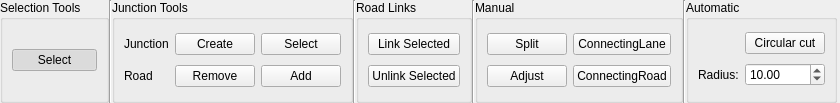
The window that src/OpenCOVER/DrivingSim/oddlot/src/gui/tools/JunctionRibbon.ui (hlrs-vis/covise) describes before a commit, drawn with Qt 5.
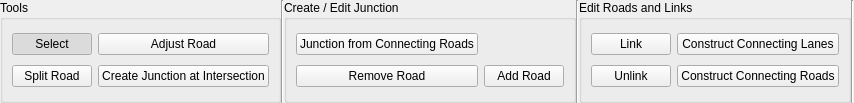
The same window after the commit.

Commit message: ODDLOT: Remember project editor state, popup dialog box for parameter input (road link editor, type editor, track editor, lane editor, junction editor covered), bug fixes

```diff
--- a/src/OpenCOVER/DrivingSim/oddlot/src/gui/tools/JunctionRibbon.ui
+++ b/src/OpenCOVER/DrivingSim/oddlot/src/gui/tools/JunctionRibbon.ui
@@ -38,9 +38,39 @@
    <item>
     <widget class="QGroupBox" name="selectionBox">
      <property name="title">
-      <string>Selection Tools</string>
+      <string>Tools</string>
      </property>
      <layout class="QGridLayout" name="gridLayout_6">
+      <item row="2" column="1">
+       <widget class="QPushButton" name="cuttingCircle">
+        <property name="text">
+         <string>Create Junction at Intersection</string>
+        </property>
+        <property name="checkable">
+         <bool>true</bool>
+        </property>
+       </widget>
+      </item>
+      <item row="1" column="1">
+       <widget class="QPushButton" name="adjust">
+        <property name="text">
+         <string>Adjust Road</string>
+        </property>
+        <property name="checkable">
+         <bool>true</bool>
+        </property>
+       </widget>
+      </item>
+      <item row="2" column="0">
+       <widget class="QPushButton" name="split">
+        <property name="text">
+         <string>Split Road</string>
+        </property>
+        <property name="checkable">
+         <bool>true</bool>
+        </property>
+       </widget>
+      </item>
       <item row="1" column="0">
        <widget class="QPushButton" name="select">
         <property name="text">
@@ -67,60 +97,36 @@
    <item>
     <widget class="QGroupBox" name="crossfallBox">
      <property name="title">
-      <string>Junction Tools</string>
+      <string>Create / Edit Junction</string>
      </property>
      <layout class="QGridLayout" name="gridLayout_3">
       <item row="0" column="0">
-       <widget class="QLabel" name="label_2">
-        <property name="text">
-         <string>Junction</string>
-        </property>
-       </widget>
-      </item>
-      <item row="0" column="1">
        <widget class="QPushButton" name="junctionCreate">
         <property name="toolTip">
          <string extracomment="create Junction from selected elements"/>
         </property>
         <property name="text">
-         <string>Create</string>
+         <string>Junction from Connecting Roads</string>
         </property>
         <property name="checkable">
          <bool>true</bool>
         </property>
        </widget>
       </item>
-      <item row="0" column="2">
-       <widget class="QPushButton" name="junctionSelect">
-        <property name="text">
-         <string>Select</string>
-        </property>
-        <property name="checkable">
-         <bool>true</bool>
-        </property>
-       </widget>
-      </item>
-      <item row="1" column="0">
-       <widget class="QLabel" name="label_3">
-        <property name="text">
-         <string>Road</string>
-        </property>
-       </widget>
-      </item>
       <item row="1" column="1">
-       <widget class="QPushButton" name="junctionRemove">
-        <property name="text">
-         <string>Remove</string>
-        </property>
-        <property name="checkable">
-         <bool>true</bool>
-        </property>
-       </widget>
-      </item>
-      <item row="1" column="2">
        <widget class="QPushButton" name="junctionAdd">
         <property name="text">
-         <string>Add</string>
+         <string>Add Road</string>
+        </property>
+        <property name="checkable">
+         <bool>true</bool>
+        </property>
+       </widget>
+      </item>
+      <item row="1" column="0">
+       <widget class="QPushButton" name="junctionRemove">
+        <property name="text">
+         <string>Remove Road</string>
         </property>
         <property name="checkable">
          <bool>true</bool>
@@ -140,53 +146,23 @@
    <item>
     <widget class="QGroupBox" name="groupBox">
      <property name="title">
-      <string>Road Links</string>
+      <string>Edit Roads and Links</string>
      </property>
      <layout class="QGridLayout" name="gridLayout_2">
       <item row="1" column="0">
        <widget class="QPushButton" name="unlinkSelected">
         <property name="text">
-         <string>Unlink Selected</string>
+         <string>Unlink</string>
+        </property>
+        <property name="checkable">
+         <bool>true</bool>
         </property>
        </widget>
       </item>
       <item row="0" column="0">
        <widget class="QPushButton" name="linkSelected">
         <property name="text">
-         <string>Link Selected</string>
-        </property>
-       </widget>
-      </item>
-     </layout>
-    </widget>
-   </item>
-   <item>
-    <widget class="Line" name="line_2">
-     <property name="orientation">
-      <enum>Qt::Vertical</enum>
-     </property>
-    </widget>
-   </item>
-   <item>
-    <widget class="QGroupBox" name="groupBox_3">
-     <property name="title">
-      <string>Manual</string>
-     </property>
-     <layout class="QGridLayout" name="gridLayout_4">
-      <item row="0" column="0">
-       <widget class="QPushButton" name="split">
-        <property name="text">
-         <string>Split</string>
-        </property>
-        <property name="checkable">
-         <bool>true</bool>
-        </property>
-       </widget>
-      </item>
-      <item row="1" column="0">
-       <widget class="QPushButton" name="adjust">
-        <property name="text">
-         <string>Adjust</string>
+         <string>Link</string>
         </property>
         <property name="checkable">
          <bool>true</bool>
@@ -196,7 +172,7 @@
       <item row="0" column="1">
        <widget class="QPushButton" name="connectingLane">
         <property name="text">
-         <string>ConnectingLane</string>
+         <string>Construct Connecting Lanes</string>
         </property>
         <property name="checkable">
          <bool>true</bool>
@@ -206,7 +182,7 @@
       <item row="1" column="1">
        <widget class="QPushButton" name="connectingRoad">
         <property name="text">
-         <string>ConnectingRoad</string>
+         <string>Construct Connecting Roads</string>
         </property>
         <property name="checkable">
          <bool>true</bool>
@@ -223,39 +199,6 @@
      </property>
     </widget>
    </item>
-   <item>
-    <widget class="QGroupBox" name="groupBox_2">
-     <property name="title">
-      <string>Automatic</string>
-     </property>
-     <layout class="QGridLayout" name="gridLayout">
-      <item row="2" column="1">
-       <widget class="QLabel" name="label">
-        <property name="text">
-         <string>Radius:</string>
-        </property>
-       </widget>
-      </item>
-      <item row="2" column="2">
-       <widget class="QDoubleSpinBox" name="radiusEdit">
-        <property name="value">
-         <double>10.000000000000000</double>
-        </property>
-       </widget>
-      </item>
-      <item row="0" column="2">
-       <widget class="QPushButton" name="cuttingCircle">
-        <property name="text">
-         <string>Circular cut</string>
-        </property>
-        <property name="checkable">
-         <bool>true</bool>
-        </property>
-       </widget>
-      </item>
-     </layout>
-    </widget>
-   </item>
    <item>
     <spacer name="horizontalSpacer">
      <property name="orientation">
@@ -263,7 +206,7 @@
      </property>
      <property name="sizeHint" stdset="0">
       <size>
-       <width>40</width>
+       <width>20</width>
        <height>20</height>
       </size>
      </property>
```
The commit also changes 111 other files.
